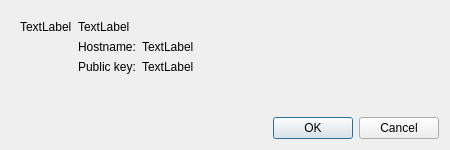
First picture: the form in src/libsshqtgui.ui, repository artoka/libsshqt, before the edit.
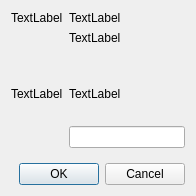
Second picture: the form after the edit. The open tabs and pages were chosen to show the change.

Commit message: Improve LibsshQtGui appearance and messages

What changed in the file:
```diff
--- a/src/libsshqtgui.ui
+++ b/src/libsshqtgui.ui
@@ -6,24 +6,33 @@
    <rect>
     <x>0</x>
     <y>0</y>
-    <width>450</width>
-    <height>150</height>
+    <width>196</width>
+    <height>196</height>
    </rect>
   </property>
+  <property name="sizePolicy">
+   <sizepolicy hsizetype="MinimumExpanding" vsizetype="Preferred">
+    <horstretch>0</horstretch>
+    <verstretch>0</verstretch>
+   </sizepolicy>
+  </property>
   <property name="windowTitle">
    <string>Dialog</string>
   </property>
   <layout class="QVBoxLayout" name="verticalLayout">
    <item>
-    <widget class="QStackedWidget" name="pages">
-     <property name="currentIndex">
-      <number>1</number>
-     </property>
-     <widget class="QWidget" name="host_page">
-      <layout class="QVBoxLayout" name="verticalLayout_2">
-       <item>
+    <widget class="QWidget" name="host_widget" native="true">
         <layout class="QGridLayout" name="gridLayout_2">
-         <item row="0" column="0" rowspan="4">
+      <property name="leftMargin">
+       <number>0</number>
+      </property>
+      <property name="topMargin">
+       <number>0</number>
+      </property>
+      <property name="rightMargin">
+       <number>0</number>
+      </property>
+      <item row="0" column="0" rowspan="3">
           <widget class="QLabel" name="host_icon_label">
            <property name="sizePolicy">
             <sizepolicy hsizetype="Maximum" vsizetype="Preferred">
@@ -39,7 +48,7 @@
            </property>
           </widget>
          </item>
-         <item row="0" column="1" colspan="2">
+      <item row="0" column="1">
           <widget class="QLabel" name="host_msg_label">
            <property name="text">
             <string>TextLabel</string>
@@ -55,62 +64,34 @@
          <item row="1" column="1">
           <widget class="QLabel" name="host_name_title_label">
            <property name="sizePolicy">
-            <sizepolicy hsizetype="Maximum" vsizetype="Preferred">
+         <sizepolicy hsizetype="Preferred" vsizetype="Expanding">
              <horstretch>0</horstretch>
              <verstretch>0</verstretch>
             </sizepolicy>
            </property>
            <property name="text">
-            <string>Hostname:</string>
-           </property>
-          </widget>
-         </item>
-         <item row="1" column="2">
-          <widget class="QLabel" name="host_name_label">
-           <property name="text">
             <string>TextLabel</string>
            </property>
-          </widget>
-         </item>
-         <item row="2" column="1">
-          <widget class="QLabel" name="host_pubkey_title_label">
-           <property name="sizePolicy">
-            <sizepolicy hsizetype="Maximum" vsizetype="Preferred">
-             <horstretch>0</horstretch>
-             <verstretch>0</verstretch>
-            </sizepolicy>
-           </property>
-           <property name="text">
-            <string>Public key:</string>
-           </property>
-          </widget>
-         </item>
-         <item row="2" column="2">
-          <widget class="QLabel" name="host_pubkey_label">
-           <property name="text">
-            <string>TextLabel</string>
-           </property>
-          </widget>
-         </item>
-         <item row="3" column="1" colspan="2">
-          <spacer name="verticalSpacer">
-           <property name="orientation">
-            <enum>Qt::Vertical</enum>
-           </property>
-           <property name="sizeHint" stdset="0">
-            <size>
-             <width>20</width>
-             <height>40</height>
-            </size>
-           </property>
-          </spacer>
-         </item>
-        </layout>
-       </item>
-      </layout>
-     </widget>
-     <widget class="QWidget" name="question_page">
+        <property name="alignment">
+         <set>Qt::AlignLeading|Qt::AlignLeft|Qt::AlignTop</set>
+        </property>
+       </widget>
+      </item>
+     </layout>
+    </widget>
+   </item>
+   <item>
+    <widget class="QWidget" name="auth_widget" native="true">
       <layout class="QGridLayout" name="gridLayout">
+      <property name="leftMargin">
+       <number>0</number>
+      </property>
+      <property name="topMargin">
+       <number>0</number>
+      </property>
+      <property name="rightMargin">
+       <number>0</number>
+      </property>
        <item row="0" column="0" rowspan="2">
         <widget class="QLabel" name="question_icon_label">
          <property name="text">
@@ -122,7 +103,13 @@
         </widget>
        </item>
        <item row="0" column="1">
-        <widget class="QLabel" name="question_label">
+       <widget class="QLabel" name="auth_msg_label">
+        <property name="sizePolicy">
+         <sizepolicy hsizetype="Preferred" vsizetype="Expanding">
+          <horstretch>0</horstretch>
+          <verstretch>0</verstretch>
+         </sizepolicy>
+        </property>
          <property name="text">
           <string>TextLabel</string>
          </property>
@@ -139,7 +126,6 @@
        </item>
       </layout>
      </widget>
-    </widget>
    </item>
    <item>
     <widget class="QDialogButtonBox" name="buttonBox">
```
Left out of the diff: 12 changed lines with no effect on the pictures. Lines whose indentation alone changed are shown as unchanged. The commit also changes 2 other files.
